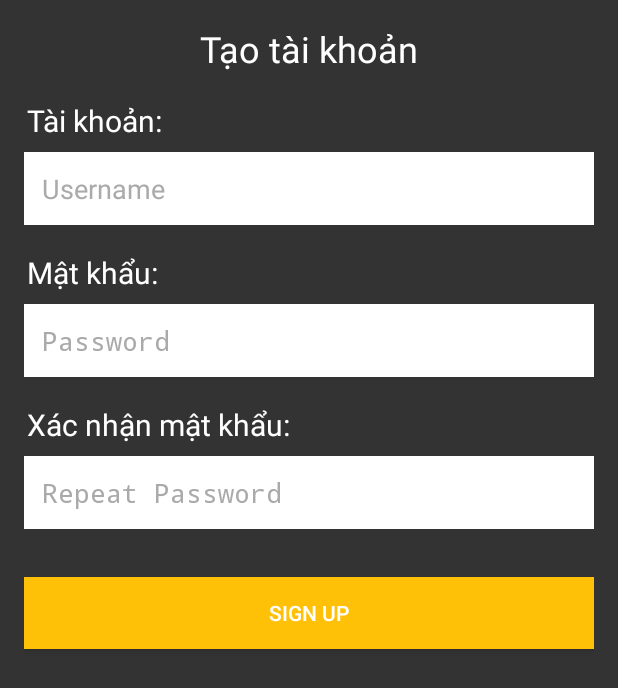
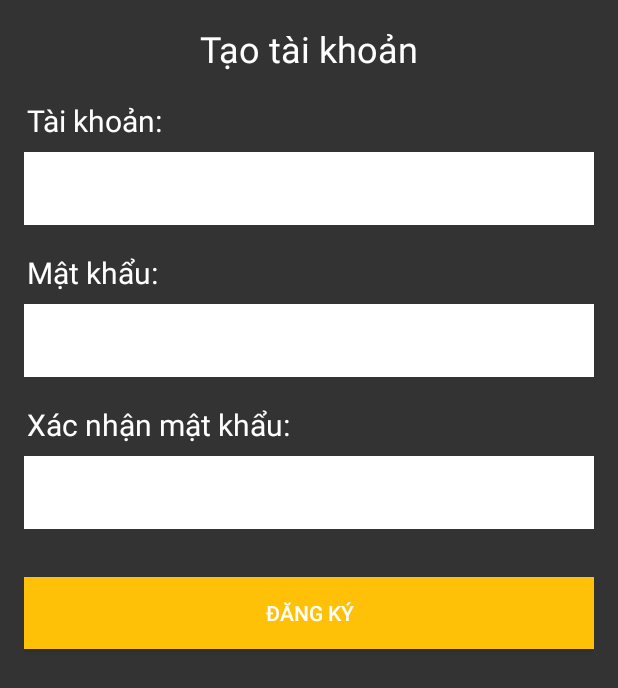
Before and after one commit to MaiThanhNam141/MyPJ, an Android app: the screen it shows after launch (SignUp), after a tap on "ĐĂNG KÍ", on a phone screen of 412 x 824 dp. Shown: the top 688 px of the screen. Run offline under Robolectric (Android 15) with nearby library versions, the phone set to English and light mode, and no system bars.

Commit message:
Chinh sua
Signed-off-by: MaiThanhNam141 <maithanhnam141@gmail.com>

```diff
--- a/app/build.gradle
+++ b/app/build.gradle
@@ -33,6 +33,8 @@ dependencies {
     implementation 'androidx.appcompat:appcompat:1.6.1'
     implementation 'com.google.android.material:material:1.8.0'
     implementation 'androidx.constraintlayout:constraintlayout:2.1.4'
+    implementation 'com.github.PhilJay:MPAndroidChart:v3.1.0'
+    implementation 'androidx.core:core:1.6.0'
     testImplementation 'junit:junit:4.13.2'
     androidTestImplementation 'androidx.test.ext:junit:1.1.5'
     androidTestImplementation 'androidx.test.espresso:espresso-core:3.5.1'
--- a/app/src/main/java/com/example/mypj/Login.java
+++ b/app/src/main/java/com/example/mypj/Login.java
@@ -1,14 +1,12 @@
 package com.example.mypj;
 
 import android.app.Activity;
-import android.content.ContentValues;
 import android.content.Intent;
 import android.database.Cursor;
-import android.database.SQLException;
 import android.database.sqlite.SQLiteDatabase;
 import android.os.Bundle;
+import android.util.Log;
 import android.view.View;
-import android.view.ViewTreeObserver;
 import android.widget.Button;
 import android.widget.EditText;
 import android.widget.Toast;
@@ -27,9 +25,9 @@ public class Login extends Activity {
         try{
             if(!isTableExists(db,"dbUser"))
             {
-                sql = "CREATE TABLE dbUser(id_user INTEGER NOT NULL PRIMARY KEY AUTOINCREMENT,Username TEXT NOT NULL, PassWord TEXT NOT NULL)";
+                sql = "CREATE TABLE dbUser(id_user INTEGER NOT NULL PRIMARY KEY AUTOINCREMENT,Username TEXT NOT NULL, PassWord TEXT NOT NULL, Tien INT)";
                 db.execSQL(sql);
-                sql= "INSERT INTO dbUser(Username, PassWord) values ('admin','1')";
+                sql = "INSERT INTO dbUser(Username, PassWord, Tien) values ('admin','1','0')";
                 db.execSQL(sql);
                 db.close();
             }
@@ -38,7 +36,6 @@ public class Login extends Activity {
             Toast.makeText(this, "Khởi tạo cơ sở dữ liệu không thành công!!!", Toast.LENGTH_SHORT).show();
         }
     }
-
 
     public boolean isTableExists(SQLiteDatabase db, String tableName) {
         Cursor cursor = db.rawQuery("SELECT DISTINCT tbl_name from sqlite_master where tbl_name = '" + tableName + "'", null);
@@ -78,11 +75,13 @@ public class Login extends Activity {
         LoginButton = (Button) findViewById(R.id.loginButton);
         SignupButton = (Button) findViewById(R.id.signupButton);
         initDB();
+
         LoginButton.setOnClickListener(new View.OnClickListener() {
             @Override
             public void onClick(View view) {
                 String username = LoginUsername.getText().toString();
                 String password = LoginPassword.getText().toString();
+
                 if (username.isEmpty() || password.isEmpty()) {
                     Toast.makeText(Login.this, "Vui lòng điền thông tin tài khoản, mật khẩu", Toast.LENGTH_LONG).show();
                 } else {
@@ -104,4 +103,8 @@ public class Login extends Activity {
             }
         });
     }
+
+    public String getUsername() {
+        return LoginUsername.getText().toString();
+    }
 }
--- a/app/src/main/java/com/example/mypj/SignUp.java
+++ b/app/src/main/java/com/example/mypj/SignUp.java
@@ -21,7 +21,7 @@ public class SignUp extends Activity {
     public void insertDB(String username, String password) {
         try {
             db = openOrCreateDatabase(Login.dtbase, MODE_PRIVATE, null);
-            String sql = "INSERT INTO dbUser(Username, PassWord) values (?, ?)";
+            String sql = "INSERT INTO dbUser(Username, PassWord,Tien) values (?, ?,0)";
             db.execSQL(sql, new String[]{username, password});
             db.close();
             Toast.makeText(this, "Khởi tạo thành công", Toast.LENGTH_SHORT).show();
@@ -48,7 +48,9 @@ public class SignUp extends Activity {
                 username = SignupUsername.getText().toString();
                 password = SignupPassword.getText().toString();
                 repeatpassword = SignupRepeatPassword.getText().toString();
-                if (!password.equals(repeatpassword)) {
+                if (username.isEmpty() || password.isEmpty())
+                    Toast.makeText(SignUp.this, "Vui lòng điền thông tin tài khoản, mật khẩu", Toast.LENGTH_LONG).show();
+                else if (!password.equals(repeatpassword)) {
                     Toast.makeText(SignUp.this, "Mật khẩu và Xác nhận mật khẩu không giống nhau", Toast.LENGTH_SHORT).show();
                 } else {
                     insertDB(username, password);
--- a/app/src/main/res/layout/login.xml
+++ b/app/src/main/res/layout/login.xml
@@ -25,7 +25,6 @@
         android:id="@+id/loginusernameEditText"
         android:layout_width="match_parent"
         android:layout_height="wrap_content"
-        android:hint="Username"
         android:inputType="text"
         android:background="#FFFFFF"
         android:textColor="#333333"
@@ -43,7 +42,6 @@
         android:id="@+id/loginpasswordEditText"
         android:layout_width="match_parent"
         android:layout_height="wrap_content"
-        android:hint="Password"
         android:inputType="textPassword"
         android:background="#FFFFFF"
         android:textColor="#787878"
--- a/app/src/main/res/layout/signup.xml
+++ b/app/src/main/res/layout/signup.xml
@@ -31,9 +31,7 @@
             android:id="@+id/usernameEditText"
             android:layout_width="match_parent"
             android:layout_height="wrap_content"
-            android:hint="Username"
             android:inputType="text"
-            android:textColorHint="#AAAAAA"
             android:textColor="#333333"
             android:background="#FFFFFF"
             android:padding="12dp"
@@ -50,9 +48,7 @@
             android:id="@+id/passwordEditText"
             android:layout_width="match_parent"
             android:layout_height="wrap_content"
-            android:hint="Password"
             android:inputType="textPassword"
-            android:textColorHint="#AAAAAA"
             android:textColor="#333333"
             android:background="#FFFFFF"
             android:padding="12dp"
@@ -69,11 +65,9 @@
             android:id="@+id/repeatPasswordEditText"
             android:layout_width="match_parent"
             android:layout_height="wrap_content"
-            android:hint="Repeat Password"
-            android:inputType="textPassword"
-            android:textColorHint="#AAAAAA"
             android:textColor="#333333"
             android:background="#FFFFFF"
+            android:inputType="textPassword"
             android:padding="12dp"
             android:layout_marginBottom="16dp"/>
 
@@ -81,7 +75,7 @@
             android:id="@+id/signUpButton"
             android:layout_width="match_parent"
             android:layout_height="wrap_content"
-            android:text="Sign Up"
+            android:text="Đăng Ký"
             android:textColor="#FFFFFF"
             android:background="#FFC107"
             android:padding="12dp"
```
Also changed, not shown: app/src/main/java/com/example/mypj/MainActivity.java (+27 -1 lines), app/src/main/res/layout/activity_main.xml (+48 -6 lines).
